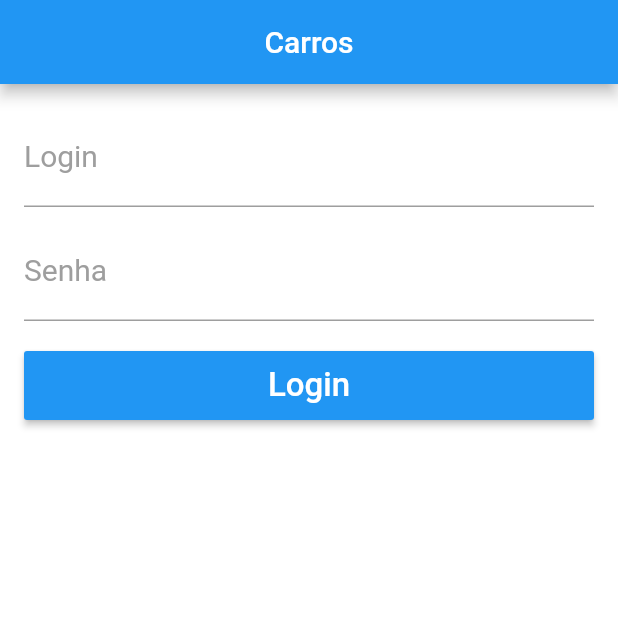
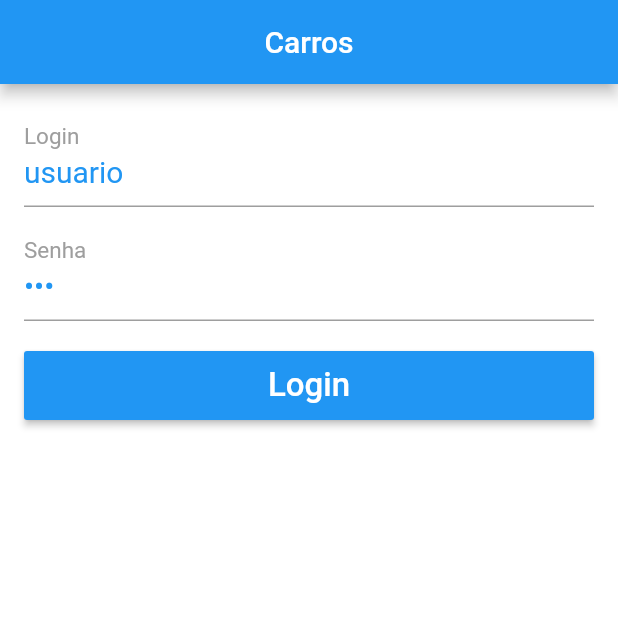
Before and after one commit to LucianoFraga27/Flutter-AppCarros, a Flutter app: the screen it shows after launch, on a phone screen of 412 x 824 dp, the top half of it. Run offline on Flutter 3.47's test engine with Material 2 defaults, Android fonts, the phone set to English and light mode, and no system bars.

```diff
--- a/lib/pages/login.dart
+++ b/lib/pages/login.dart
@@ -1,8 +1,9 @@
 import 'package:flutter/material.dart';
 
 class LoginPage extends StatelessWidget {
-  final _tLogin = TextEditingController();
-  final _tSenha = TextEditingController();
+  final _tLogin = TextEditingController(text: 'usuario');
+  final _tSenha = TextEditingController(text: '123');
+  final _formKey = GlobalKey<FormState>();
 
   @override
   Widget build(BuildContext context) {
@@ -11,32 +12,45 @@ class LoginPage extends StatelessWidget {
         title: Text('Carros'),
         centerTitle: true,
       ),
-      body: _body(),
+      body: _body(context),
     );
   }
 
-  _body() {
-    return Container(
+  _body(BuildContext context) {
+    return Form(
+      key: _formKey,
+      child: Container(
         padding: EdgeInsets.all(16),
         child: ListView(
           children: [
-          _text('Login', 'Digite o login', controller: _tLogin),
+            _text('Login', 'Digite o login',
+                controller: _tLogin, validator: _validateLogin),
             SizedBox(
               height: 10,
             ),
-          _text('Senha', 'Digite a senha', obscure: true, controller: _tSenha),
+            _text('Senha', 'Digite a senha',
+                obscure: true, controller: _tSenha, validator: _validateSenha),
             SizedBox(
               height: 20,
             ),
-          _button('Login', _onClickLogin)
+            _button('Login', () {
+              return _onClickLogin(context);
+            })
           ],
+        ),
       ),
     );
   }
 
-  TextFormField _text(String label, String hint,
-      {bool obscure = false, required TextEditingController controller}) {
+  TextFormField _text(
+    String label,
+    String hint, {
+    bool obscure = false,
+    required TextEditingController controller,
+    required FormFieldValidator<String> validator,
+  }) {
     return TextFormField(
+      validator: validator,
       controller: controller,
       obscureText: obscure,
       style: TextStyle(fontSize: 20, color: Colors.blue),
@@ -64,9 +78,29 @@ class LoginPage extends StatelessWidget {
     );
   }
 
-  _onClickLogin() {
+  _onClickLogin(BuildContext context) {
+    if (!_formKey.currentState!.validate()) {
+      return;
+    }
+
     String login = _tLogin.text;
     String senha = _tSenha.text;
     print("Login: $login | Senha: $senha");
   }
+
+  String? _validateLogin(String? value) {
+    if (value == null || value.isEmpty) {
+      return 'Digite o login';
     }
+    return null;
+  }
+
+  String? _validateSenha(String? value) {
+    if (value == null || value.isEmpty) {
+      return 'Digite a senha';
+    }
+    if (value.length < 3) {
+      return 'A senha precisa ter pelo menos 3 caracteres';
+    }
+  }
+}
```
Lines whose indentation alone changed are shown as unchanged.
